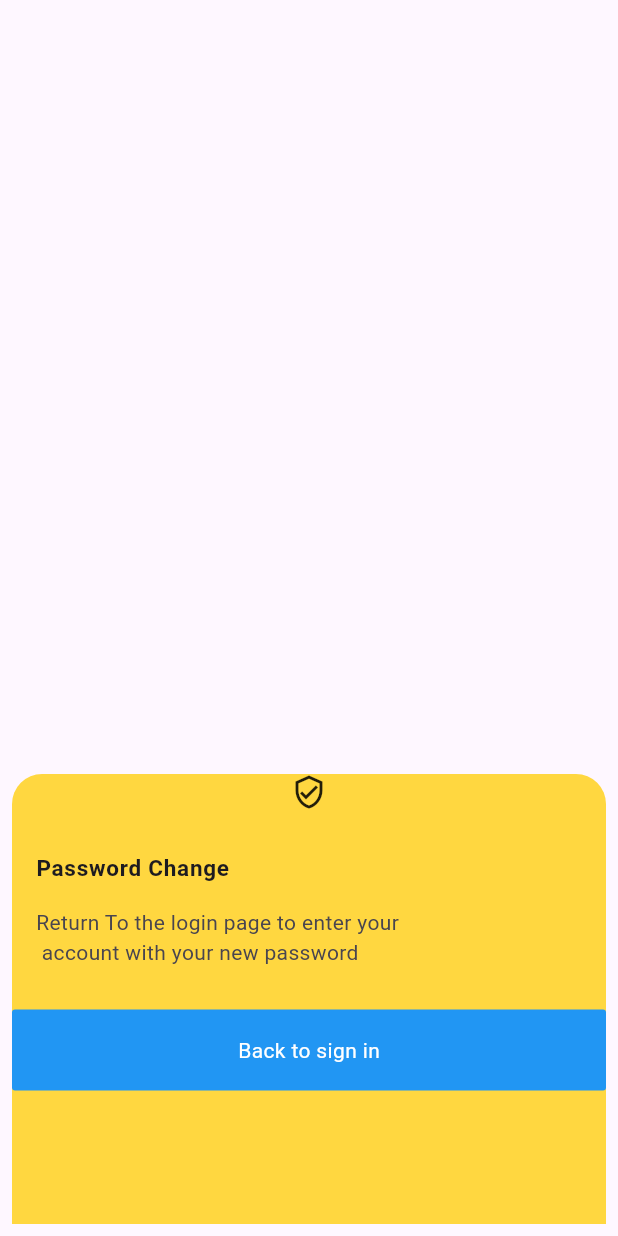
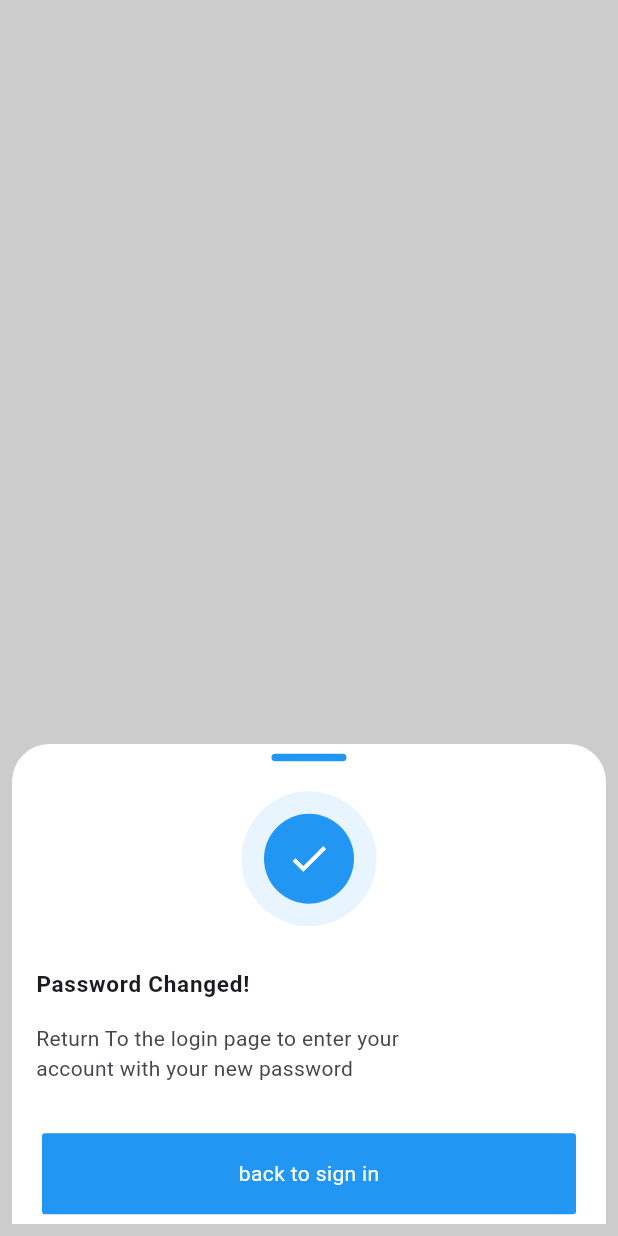
Before and after one commit to sagorsanto49/Thera-track-UIi, a Flutter app: the Changepassword screen opened directly, on a phone screen of 412 x 824 dp. Run offline on Flutter 3.47's test engine with Material 3 defaults, Android fonts, the phone set to English and light mode, and no system bars; our stand-ins replace pinput.

Commit message:
signin back

```diff
--- a/lib/feature/signin/presentation/page/changepassword.dart
+++ b/lib/feature/signin/presentation/page/changepassword.dart
@@ -1,7 +1,6 @@
 import 'package:doctor/core/widget/headertext.dart';
 import 'package:doctor/core/widget/primarybutten.dart';
-import 'package:doctor/core/widget/xfield.dart';
-import 'package:flutter/cupertino.dart';
+import 'package:doctor/feature/signin/presentation/page/signin.dart';
 import 'package:flutter/material.dart';
 
 class Changepassword extends StatelessWidget {
@@ -10,32 +9,80 @@ class Changepassword extends StatelessWidget {
   @override
   Widget build(BuildContext context) {
     return Scaffold(
+      backgroundColor: Colors.black.withOpacity(0.2), // dim background
       body: Padding(
         padding: const EdgeInsets.all(8.0),
         child: Column(
           mainAxisAlignment: MainAxisAlignment.end,
           children: [
             Container(
-              height: 300,
-              width: 600,
-              decoration: BoxDecoration(
-                color: Colors.amberAccent,
+              height: 320,
+              width: double.infinity,
+              decoration: const BoxDecoration(
+                color: Colors.white, // changed from amber
                 borderRadius: BorderRadius.only(
-                  topLeft: Radius.circular(20),
-                  topRight: Radius.circular(20),
+                  topLeft: Radius.circular(25),
+                  topRight: Radius.circular(25),
                 ),
               ),
               child: Column(
-                spacing:20,
-                crossAxisAlignment: CrossAxisAlignment.center,
+                mainAxisAlignment: MainAxisAlignment.center,
                 children: [
-                  Icon(Icons.verified_user_outlined),
+                  // Top handle
+                  Container(
+                    width: 50,
+                    height: 5,
+                    margin: const EdgeInsets.only(bottom: 20),
+                    decoration: BoxDecoration(
+                      color: Colors.blue,
+                      borderRadius: BorderRadius.circular(10),
+                    ),
+                  ),
+
+                  // Circle icon
+                  Container(
+                    height: 90,
+                    width: 90,
+                    decoration: BoxDecoration(
+                      shape: BoxShape.circle,
+                      color: Colors.blue.withOpacity(0.1),
+                    ),
+                    child: Center(
+                      child: Container(
+                        height: 60,
+                        width: 60,
+                        decoration: const BoxDecoration(
+                          shape: BoxShape.circle,
+                          color: Colors.blue,
+                        ),
+                        child: const Icon(
+                          Icons.check,
+                          color: Colors.white,
+                          size: 30,
+                        ),
+                      ),
+                    ),
+                  ),
+
+                  const SizedBox(height: 20),
+
                   Headertext(
-                    title: 'Password Change',
+                    title: 'Password Changed!',
                     subtitle:
-                        'Return To the login page to enter your\n account with your new password',
+                    'Return To the login page to enter your\naccount with your new password',
                   ),
-                  Primarybutten(title: 'Back to sign in', onpress: () {}),
+
+                  const SizedBox(height: 25),
+
+                  Padding(
+                    padding: const EdgeInsets.symmetric(horizontal: 20),
+                    child: Primarybutten(
+                      title: 'back to sign in',
+                      onpress: () {
+                        Navigator.push(context, MaterialPageRoute(builder: (context)=> Signin()));
+                      },
+                    ),
+                  ),
                 ],
               ),
             ),
--- a/lib/feature/signin/presentation/page/signin.dart
+++ b/lib/feature/signin/presentation/page/signin.dart
@@ -6,6 +6,7 @@ import 'package:flutter/material.dart';
 
 import 'Signup.dart';
 import 'forgotpage.dart';
+import 'homepage.dart';
 
 class Signin extends StatelessWidget {
   const Signin({super.key});
@@ -57,7 +58,9 @@ class Signin extends StatelessWidget {
               title: 'Sign In',
               size: 16,
               bold: FontWeight.bold,
-              onpress: () {},
+              onpress: () {
+                Navigator.push(context, MaterialPageRoute(builder: (context)=> HomePage()));
+              },
             ),
 
             SizedBox(height: 32),
```
Also changed, not shown: lib/feature/signin/presentation/page/homepage.dart (added, +63 -0 lines).
